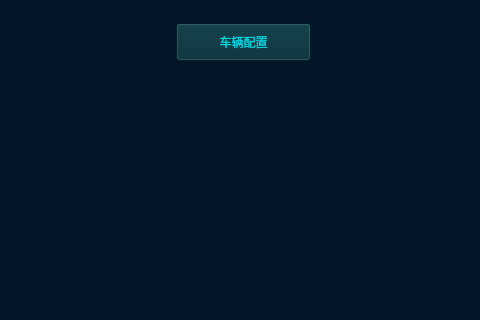
Old version of the form parallel_driving/ui/main_window.ui in the repository NovemberChopin/ParallelDriving; both pictures show x 707 to 1187 and y 0 to 320 of the 1187 by 688 pixel window.
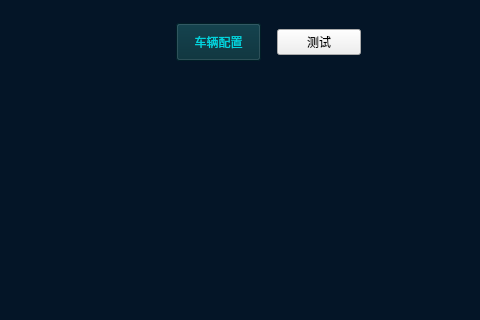
New version of the form. Icons and pictures are not drawn.

Diff of the .ui file:
```diff
--- a/parallel_driving/ui/main_window.ui
+++ b/parallel_driving/ui/main_window.ui
@@ -94,6 +94,13 @@
             </property>
            </widget>
           </item>
+          <item>
+           <widget class="QPushButton" name="btn_test">
+            <property name="text">
+             <string>测试</string>
+            </property>
+           </widget>
+          </item>
           <item>
            <widget class="QPushButton" name="btn_close">
             <property name="sizePolicy">
```
